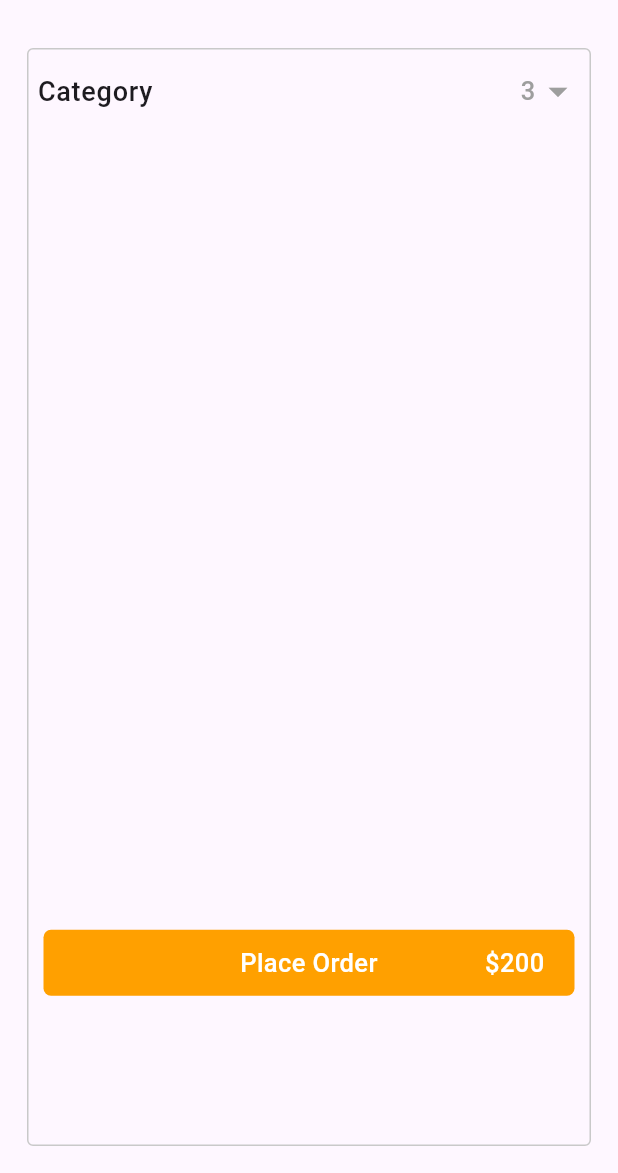
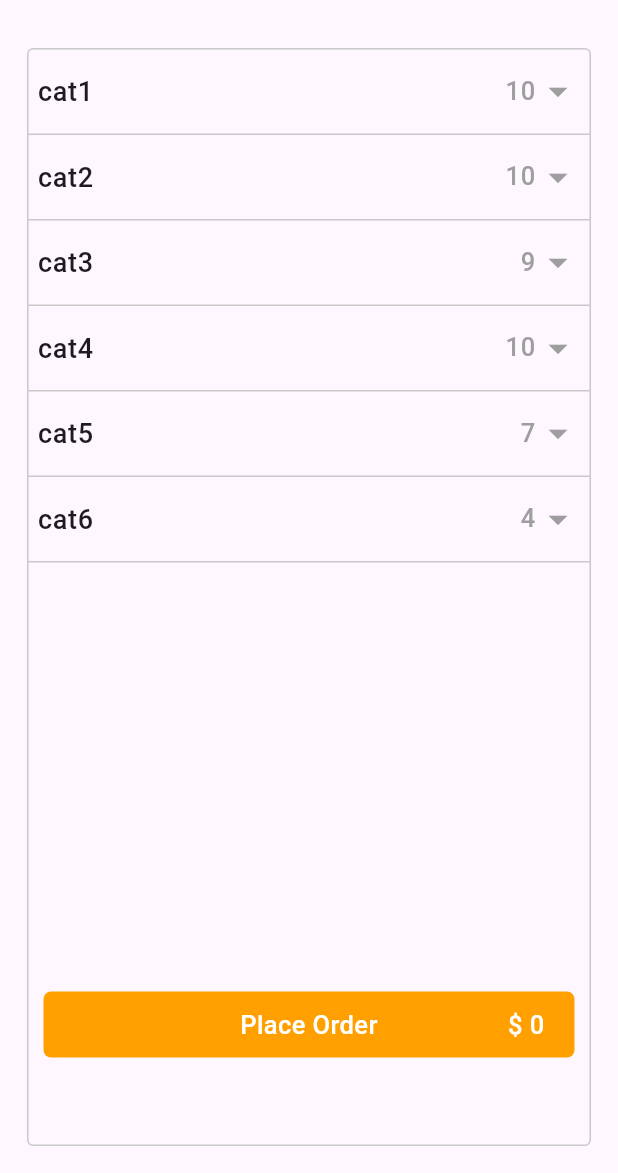
Before and after one commit to garvmehta/menu_app, a Flutter app: the screen it shows after launch, on a phone screen of 412 x 824 dp, the part 63-1236 px from its top. Run offline on Flutter 3.47's test engine with Material 2 defaults, Android fonts, the phone set to English and light mode, and no system bars.

Commit message:
Menu App Done...

```diff
--- /dev/null
+++ b/lib/provider/order_provider.dart
@@ -0,0 +1,33 @@
+import 'package:flutter/material.dart';
+import 'package:menu_app/models/category_model.dart';
+
+class Order extends ChangeNotifier {
+  int totalAmount = 0;
+  List<Cart> cart = [];
+  void addAmount(int newAmount) {
+    totalAmount = newAmount;
+    notifyListeners();
+  }
+
+  void addProductToCart(Cart newCart) {
+    var founedIndex =
+        cart.indexWhere((element) => element.name == newCart.name);
+    print(founedIndex);
+    if (founedIndex == -1) {
+      cart.add(newCart);
+    } else {
+      cart[founedIndex].quantity = newCart.quantity;
+    }
+    int total = 0;
+    cart.forEach((element) {
+      total = total + element.price * element.quantity;
+    });
+    totalAmount = total;
+    notifyListeners();
+  }
+}
+
+class Cart extends Product {
+  int quantity;
+  Cart(super.name, super.inStock, super.price, this.quantity);
+}
--- a/lib/screens/placeOrder/placeOrder.dart
+++ b/lib/screens/placeOrder/placeOrder.dart
@@ -1,6 +1,8 @@
 import 'package:flutter/material.dart';
+import 'package:menu_app/provider/categories_provider.dart';
 import 'package:menu_app/screens/placeOrder/widgets/accordian.dart';
 import 'package:menu_app/screens/placeOrder/widgets/place_order_btn.dart';
+import 'package:provider/provider.dart';
 
 class PlaceOrder extends StatefulWidget {
   const PlaceOrder({super.key});
@@ -11,6 +13,12 @@ class PlaceOrder extends StatefulWidget {
 
 class _PlaceOrderState extends State<PlaceOrder> {
   @override
+  void initState() {
+    // TODO: implement initState
+    super.initState();
+    Provider.of<Categories>(context, listen: false).fetchCategories();
+  }
+
   Widget build(BuildContext context) {
     return Scaffold(
       appBar: AppBar(
@@ -28,11 +36,19 @@ class _PlaceOrderState extends State<PlaceOrder> {
         child: Column(
           children: [
             SizedBox(
-              height: MediaQuery.of(context).size.height * 0.7,
-              child: ListView(children: const [
-                Accordian(),
-              ]),
-            ),
+                height: MediaQuery.of(context).size.height * 0.75,
+                child: ListView.builder(
+                    itemCount:
+                        Provider.of<Categories>(context).categories.length,
+                    itemBuilder: (context, index) {
+                      return Accordian(
+                          Products: Provider.of<Categories>(context)
+                              .categories[index]
+                              .Products,
+                          name: Provider.of<Categories>(context)
+                              .categories[index]
+                              .name);
+                    })),
             const PlaceOrderBtn()
           ],
         ),
--- a/lib/screens/placeOrder/widgets/accordian.dart
+++ b/lib/screens/placeOrder/widgets/accordian.dart
@@ -1,8 +1,12 @@
 import 'package:flutter/material.dart';
+import 'package:menu_app/models/category_model.dart';
 import 'package:menu_app/screens/placeOrder/widgets/product_card.dart';
 
+// ignore: must_be_immutable
 class Accordian extends StatefulWidget {
-  const Accordian({super.key});
+  String name;
+  List<Product> Products;
+  Accordian({super.key, required this.Products, required this.name});
 
   @override
   State<Accordian> createState() => _AccordianState();
@@ -13,20 +17,23 @@ class _AccordianState extends State<Accordian> {
   @override
   Widget build(BuildContext context) {
     return Container(
+      decoration: BoxDecoration(
+          border: Border(
+              bottom: BorderSide(color: Color.fromRGBO(201, 199, 199, 1)))),
       child: Column(
         children: [
           ListTile(
             onTap: () => {setState(() => isOpen = !isOpen)},
             contentPadding: EdgeInsets.symmetric(horizontal: 6),
             title: Text(
-              'Category',
+              widget.name,
               style: TextStyle(fontWeight: FontWeight.w500, fontSize: 18),
             ),
             trailing: FittedBox(
               child: Row(
                 children: [
-                  Text("3",
-                      style: TextStyle(
+                  Text(widget.Products.length.toString(),
+                      style: const TextStyle(
                           color: Colors.grey,
                           fontWeight: FontWeight.w500,
                           fontSize: 17)),
@@ -41,7 +48,13 @@ class _AccordianState extends State<Accordian> {
           ),
           (isOpen)
               ? Column(
-                  children: [ProductCard()],
+                  children: widget.Products.map((Product e) {
+                    return ProductCard(
+                      isBestSeller: e.inStock,
+                      name: e.name,
+                      price: e.price,
+                    );
+                  }).toList(),
                 )
               : SizedBox()
         ],
--- a/lib/screens/placeOrder/widgets/place_order_btn.dart
+++ b/lib/screens/placeOrder/widgets/place_order_btn.dart
@@ -1,4 +1,6 @@
 import 'package:flutter/material.dart';
+import 'package:menu_app/provider/order_provider.dart';
+import 'package:provider/provider.dart';
 
 class PlaceOrderBtn extends StatelessWidget {
   const PlaceOrderBtn({super.key});
@@ -12,14 +14,14 @@ class PlaceOrderBtn extends StatelessWidget {
         decoration: BoxDecoration(
             color: Color.fromRGBO(255, 160, 0, 1),
             borderRadius: BorderRadius.circular(5)),
-        child: const Row(
+        child: Row(
           mainAxisAlignment: MainAxisAlignment.spaceAround,
           children: [
-            Expanded(
+            const Expanded(
               flex: 1,
               child: SizedBox(),
             ),
-            Expanded(
+            const Expanded(
               flex: 1,
               child: Text('Place Order',
                   textAlign: TextAlign.center,
@@ -30,9 +32,9 @@ class PlaceOrderBtn extends StatelessWidget {
             ),
             Expanded(
               flex: 1,
-              child: Text("\$200",
+              child: Text("\$ ${Provider.of<Order>(context).totalAmount}",
                   textAlign: TextAlign.right,
-                  style: TextStyle(
+                  style: const TextStyle(
                       fontSize: 17,
                       color: Colors.white,
                       fontWeight: FontWeight.w500)),
--- a/pubspec.yaml
+++ b/pubspec.yaml
@@ -35,6 +35,7 @@ dependencies:
   # The following adds the Cupertino Icons font to your application.
   # Use with the CupertinoIcons class for iOS style icons.
   cupertino_icons: ^1.0.2
+  provider: ^6.0.5
 
 dev_dependencies:
   flutter_test:
```
Also changed, not shown: lib/main.dart (+10 -1 lines), lib/provider/categories_provider.dart (added, +27 -0 lines), lib/screens/placeOrder/widgets/cart_btn.dart (+60 -9 lines), lib/screens/placeOrder/widgets/product_card.dart (+31 -16 lines), pubspec.lock.
